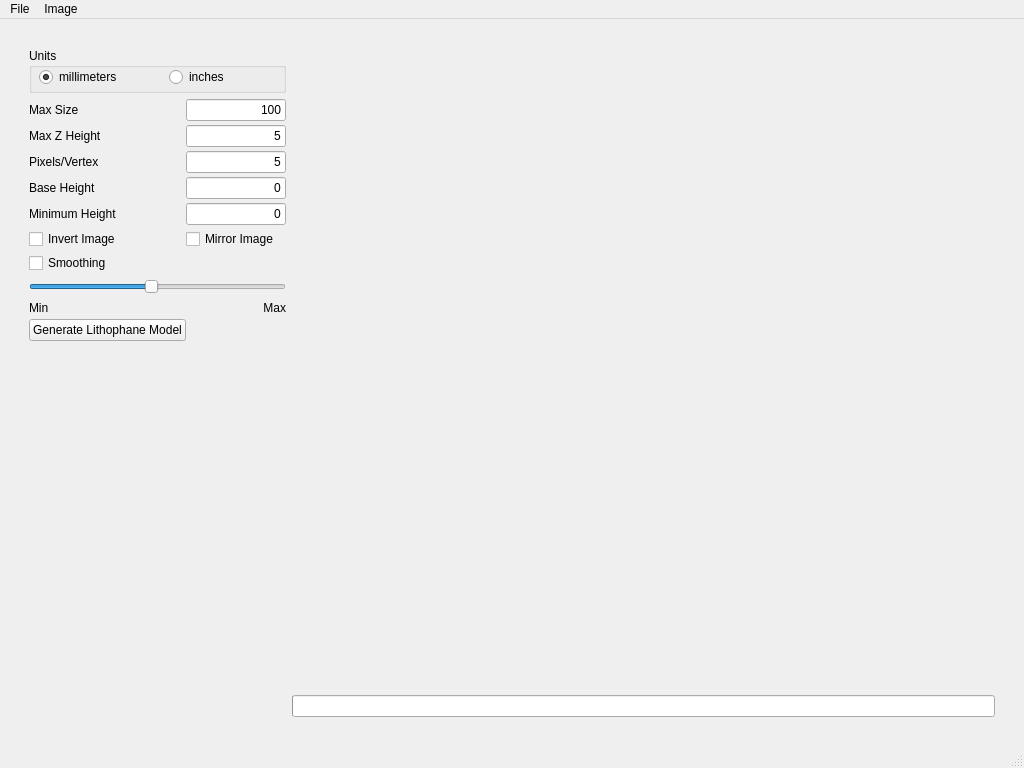
The window that litho_gen.ui (gharley/Lithophane) describes before a commit, drawn with Qt 5.
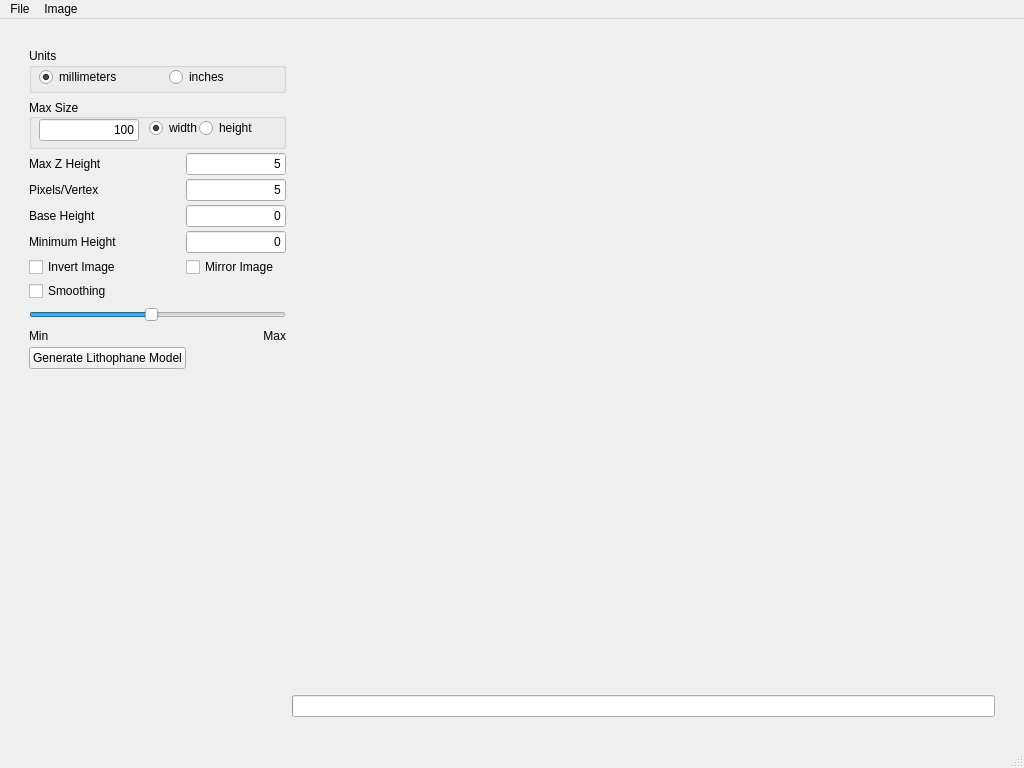
The same window after the commit.

Commit message: added radio buttons for max size

Patch:
```diff
--- a/litho_gen.ui
+++ b/litho_gen.ui
@@ -100,65 +100,6 @@
           <property name="verticalSpacing">
            <number>4</number>
           </property>
-          <item row="3" column="0">
-           <widget class="QLabel" name="label">
-            <property name="sizePolicy">
-             <sizepolicy hsizetype="Fixed" vsizetype="Preferred">
-              <horstretch>0</horstretch>
-              <verstretch>0</verstretch>
-             </sizepolicy>
-            </property>
-            <property name="minimumSize">
-             <size>
-              <width>120</width>
-              <height>0</height>
-             </size>
-            </property>
-            <property name="maximumSize">
-             <size>
-              <width>120</width>
-              <height>16777215</height>
-             </size>
-            </property>
-            <property name="toolTip">
-             <string>&lt;html&gt;&lt;head/&gt;&lt;body&gt;&lt;p&gt;Maximum size of the longest dimension. e.g. if input is 200 x 100 and &lt;span style=&quot; font-style:italic;&quot;&gt;Max Size&lt;/span&gt; is 100, output will be 100 x 50.&lt;/p&gt;&lt;/body&gt;&lt;/html&gt;</string>
-            </property>
-            <property name="text">
-             <string>Max Size</string>
-            </property>
-            <property name="alignment">
-             <set>Qt::AlignLeading|Qt::AlignLeft|Qt::AlignVCenter</set>
-            </property>
-            <property name="buddy">
-             <cstring>maxSize</cstring>
-            </property>
-            <property name="class" stdset="0">
-             <string>input</string>
-            </property>
-           </widget>
-          </item>
-          <item row="3" column="1">
-           <widget class="QLineEdit" name="maxSize">
-            <property name="sizePolicy">
-             <sizepolicy hsizetype="Fixed" vsizetype="Fixed">
-              <horstretch>0</horstretch>
-              <verstretch>0</verstretch>
-             </sizepolicy>
-            </property>
-            <property name="maximumSize">
-             <size>
-              <width>100</width>
-              <height>16777215</height>
-             </size>
-            </property>
-            <property name="text">
-             <string>100</string>
-            </property>
-            <property name="alignment">
-             <set>Qt::AlignRight|Qt::AlignTrailing|Qt::AlignVCenter</set>
-            </property>
-           </widget>
-          </item>
           <item row="4" column="0">
            <widget class="QLabel" name="label_2">
             <property name="minimumSize">
@@ -379,6 +320,16 @@
             </property>
            </widget>
           </item>
+          <item row="9" column="0" colspan="2">
+           <widget class="QCheckBox" name="chkSmooth">
+            <property name="toolTip">
+             <string>&lt;html&gt;&lt;head/&gt;&lt;body&gt;&lt;p&gt;Apply smoothing to the generated result.  Use the slider to specify an amount between &lt;span style=&quot; font-style:italic;&quot;&gt;Min&lt;/span&gt; and &lt;span style=&quot; font-style:italic;&quot;&gt;Max&lt;/span&gt;.  The larger the value the more detail will be lost.&lt;/p&gt;&lt;/body&gt;&lt;/html&gt;</string>
+            </property>
+            <property name="text">
+             <string>Smoothing</string>
+            </property>
+           </widget>
+          </item>
           <item row="10" column="0" colspan="2">
            <widget class="QSlider" name="sldSmooth">
             <property name="minimumSize">
@@ -431,14 +382,129 @@
             </property>
            </widget>
           </item>
-          <item row="9" column="0" colspan="2">
-           <widget class="QCheckBox" name="chkSmooth">
+          <item row="3" column="0" colspan="2">
+           <widget class="QGroupBox" name="groupBox_2">
+            <property name="sizePolicy">
+             <sizepolicy hsizetype="Preferred" vsizetype="Fixed">
+              <horstretch>0</horstretch>
+              <verstretch>0</verstretch>
+             </sizepolicy>
+            </property>
+            <property name="minimumSize">
+             <size>
+              <width>0</width>
+              <height>50</height>
+             </size>
+            </property>
             <property name="toolTip">
-             <string>&lt;html&gt;&lt;head/&gt;&lt;body&gt;&lt;p&gt;Apply smoothing to the generated result.  Use the slider to specify an amount between &lt;span style=&quot; font-style:italic;&quot;&gt;Min&lt;/span&gt; and &lt;span style=&quot; font-style:italic;&quot;&gt;Max&lt;/span&gt;.  The larger the value the more detail will be lost.&lt;/p&gt;&lt;/body&gt;&lt;/html&gt;</string>
+             <string>&lt;html&gt;&lt;head/&gt;&lt;body&gt;&lt;p&gt;Maximum size of the specified dimension, i.e. width or height as selected.&lt;/p&gt;&lt;/body&gt;&lt;/html&gt;</string>
             </property>
-            <property name="text">
-             <string>Smoothing</string>
+            <property name="title">
+             <string>Max Size</string>
             </property>
+            <property name="alignment">
+             <set>Qt::AlignLeading|Qt::AlignLeft|Qt::AlignVCenter</set>
+            </property>
+            <property name="flat">
+             <bool>true</bool>
+            </property>
+            <widget class="QRadioButton" name="btnWidth">
+             <property name="geometry">
+              <rect>
+               <x>120</x>
+               <y>20</y>
+               <width>80</width>
+               <height>18</height>
+              </rect>
+             </property>
+             <property name="text">
+              <string>width</string>
+             </property>
+             <property name="checked">
+              <bool>true</bool>
+             </property>
+            </widget>
+            <widget class="QRadioButton" name="btnHeight">
+             <property name="geometry">
+              <rect>
+               <x>170</x>
+               <y>20</y>
+               <width>80</width>
+               <height>18</height>
+              </rect>
+             </property>
+             <property name="text">
+              <string>height</string>
+             </property>
+            </widget>
+            <widget class="QLabel" name="lblMaxSize">
+             <property name="geometry">
+              <rect>
+               <x>11</x>
+               <y>10</y>
+               <width>90</width>
+               <height>0</height>
+              </rect>
+             </property>
+             <property name="sizePolicy">
+              <sizepolicy hsizetype="Preferred" vsizetype="Preferred">
+               <horstretch>0</horstretch>
+               <verstretch>0</verstretch>
+              </sizepolicy>
+             </property>
+             <property name="minimumSize">
+              <size>
+               <width>90</width>
+               <height>0</height>
+              </size>
+             </property>
+             <property name="maximumSize">
+              <size>
+               <width>0</width>
+               <height>0</height>
+              </size>
+             </property>
+             <property name="text">
+              <string>Max Size</string>
+             </property>
+             <property name="alignment">
+              <set>Qt::AlignLeading|Qt::AlignLeft|Qt::AlignVCenter</set>
+             </property>
+             <property name="buddy">
+              <cstring>maxSize</cstring>
+             </property>
+             <property name="class" stdset="0">
+              <string>input</string>
+             </property>
+            </widget>
+            <widget class="QLineEdit" name="maxSize">
+             <property name="geometry">
+              <rect>
+               <x>10</x>
+               <y>20</y>
+               <width>100</width>
+               <height>22</height>
+              </rect>
+             </property>
+             <property name="sizePolicy">
+              <sizepolicy hsizetype="Fixed" vsizetype="Fixed">
+               <horstretch>0</horstretch>
+               <verstretch>0</verstretch>
+              </sizepolicy>
+             </property>
+             <property name="maximumSize">
+              <size>
+               <width>100</width>
+               <height>16777215</height>
+              </size>
+             </property>
+             <property name="text">
+              <string>100</string>
+             </property>
+             <property name="alignment">
+              <set>Qt::AlignRight|Qt::AlignTrailing|Qt::AlignVCenter</set>
+             </property>
+            </widget>
            </widget>
           </item>
          </layout>
@@ -517,7 +583,7 @@
      <x>0</x>
      <y>0</y>
      <width>1024</width>
-     <height>22</height>
+     <height>17</height>
     </rect>
    </property>
    <widget class="QMenu" name="menuFile">
```
Left out of the diff: 1 changed line with no effect on the pictures. The commit also changes 4 other files.
